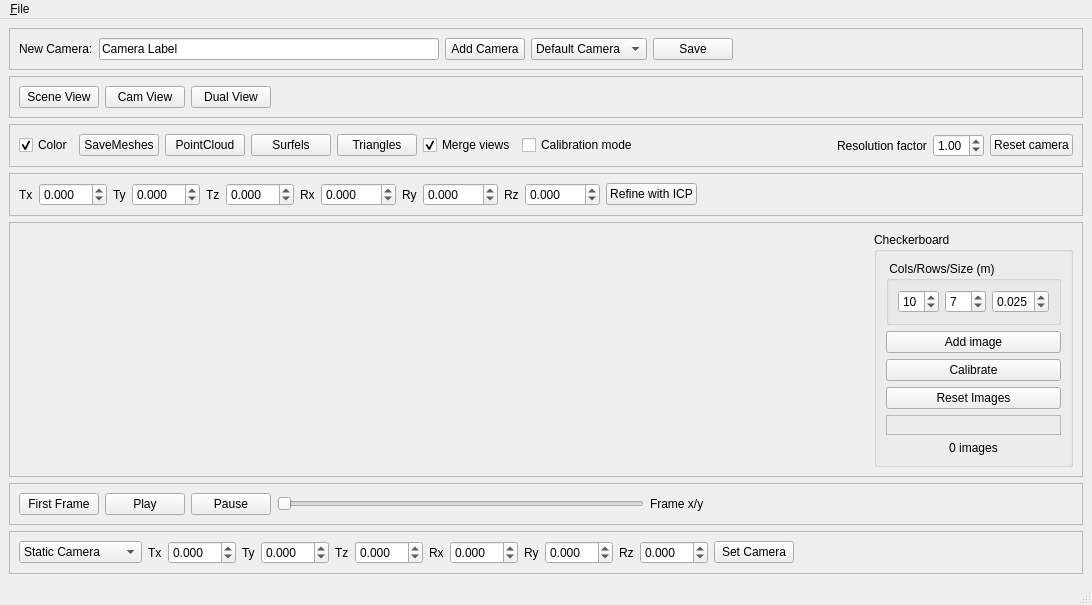
Qt form Projects/multikinect/View3dWindow.ui (alvinkheng/Movie-Maker) before a commit.
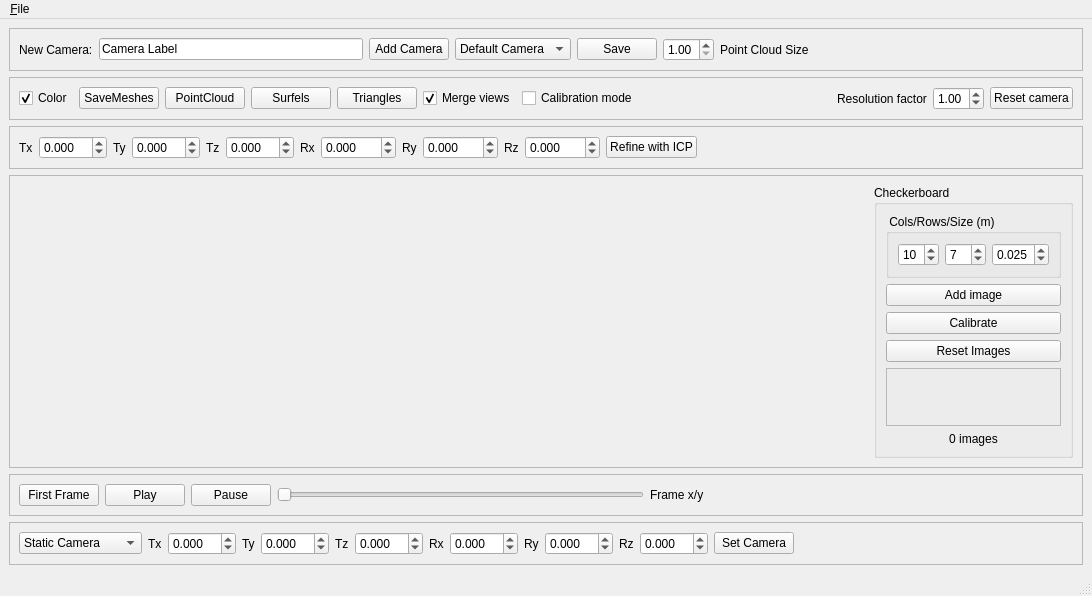
The same form after that commit. Custom widgets are drawn as their Qt base class.

Commit message: point cloud size change

Patch:
```diff
--- a/Projects/multikinect/View3dWindow.ui
+++ b/Projects/multikinect/View3dWindow.ui
@@ -81,6 +81,29 @@
                                     </item>
                                 </layout>
                             </item>
+                            <item>
+                                <widget class="QDoubleSpinBox" name="pointCloudSpinBox">
+                                    <property name="minimum">
+                                        <double>1.0</double>
+                                    </property>
+                                    <property name="maximum">
+                                        <double>5.0</double>
+                                    </property>
+                                    <property name="singleStep">
+                                        <double>0.1</double>
+                                    </property>
+                                    <property name="value">
+                                        <double>1.0</double>
+                                    </property>
+                                </widget>
+                            </item>
+                            <item>
+                                <widget class="QLabel" name="pointCloudSizeLabel">
+                                    <property name="text">
+                                        <string>Point Cloud Size</string>
+                                    </property>
+                                </widget>
+                            </item>
                             <item>
                                 <spacer name="horizontalSpacer">
                                     <property name="orientation">
@@ -98,6 +121,8 @@
                     </widget>
                 </item>
                 
+                
+                <!--
                 <item>
                     <widget class="QFrame" name="frame0">
                         <property name="sizePolicy">
@@ -150,7 +175,7 @@
                         </layout>
                     </widget>
                 </item>
-                
+                -->
                 
                 
                 
```
The commit also changes 7 other files.
